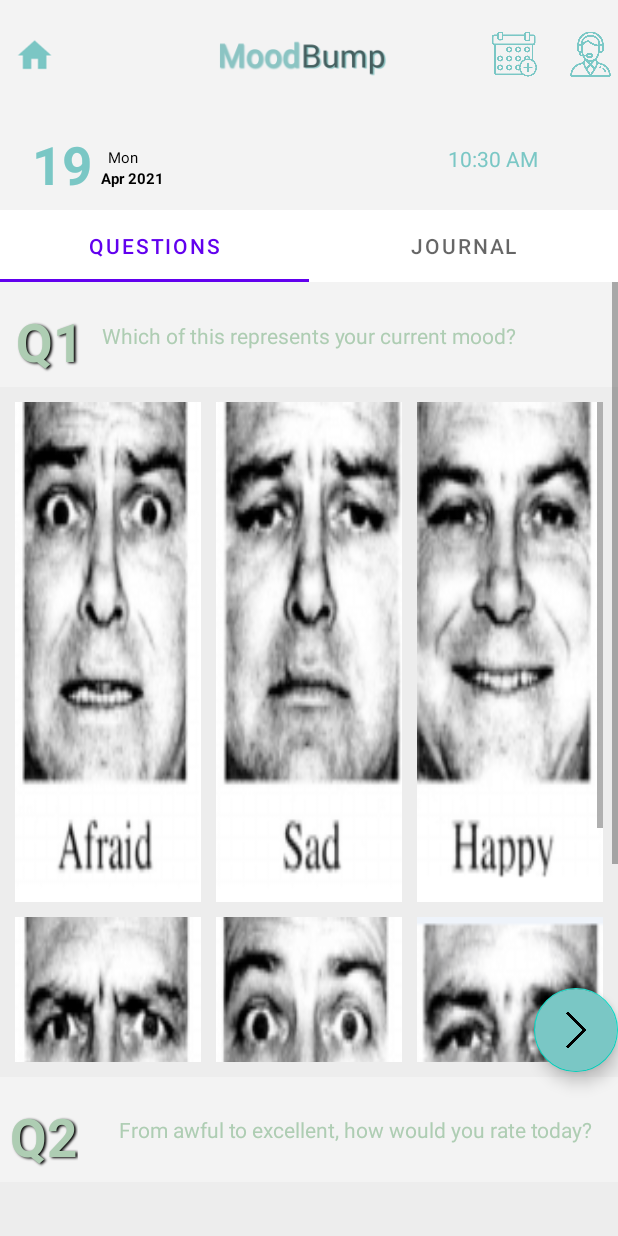
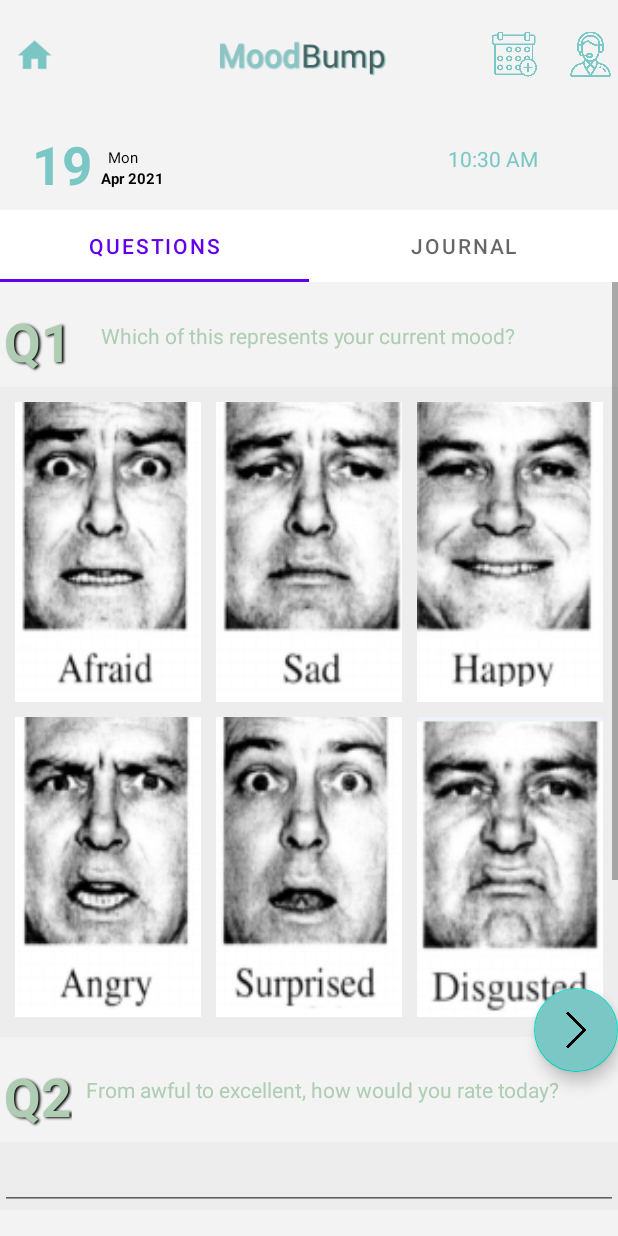
Before and after one commit to blxyon/moodBump, an Android app: the QuestionsFrag screen opened directly, with no data from a screen before it, on a phone screen of 412 x 824 dp. Run offline under Robolectric (Android 15) with nearby library versions, the phone set to English and light mode, and no system bars.

Commit message:
loads of bug fixings

```diff
--- a/front-endAndroid/app/src/main/java/com/unientrepproj/entrep/ResultClasses/ResultActivity.java
+++ b/front-endAndroid/app/src/main/java/com/unientrepproj/entrep/ResultClasses/ResultActivity.java
@@ -1,5 +1,6 @@
 package com.unientrepproj.entrep.ResultClasses;
 
+import android.annotation.SuppressLint;
 import android.content.Intent;
 import android.graphics.Bitmap;
 import android.graphics.BitmapFactory;
@@ -149,8 +150,10 @@ public class ResultActivity extends AppCompatActivity {
 //            return null;
 //        }
 //    }
+    @SuppressLint("ResourceAsColor")
     public void flipperQuotes(String quote){
         TextView textView=new TextView(this);
+        textView.setTextColor(R.color.black);
         textView.setGravity(Gravity.CENTER);
         textView.setText(quote);
 
--- a/front-endAndroid/app/src/main/java/com/unientrepproj/entrep/TabsClasses/QuestionsFrag.java
+++ b/front-endAndroid/app/src/main/java/com/unientrepproj/entrep/TabsClasses/QuestionsFrag.java
@@ -33,6 +33,7 @@ public class QuestionsFrag extends Fragment {
     int image[] = {R.mipmap.afraid,R.mipmap.sad,R.mipmap.happy2, R.mipmap.angry,R.mipmap.surprised,R.mipmap.disgusted};
     String emotions[]={"afraid","sad","happy","angry","surprised","disgusted"};
     ArrayList<imageModel> arrayList;
+    questionImagesAdapter adapter;
     View v;
     @Override
     public View onCreateView(LayoutInflater inflater, ViewGroup container,
@@ -50,8 +51,8 @@ public class QuestionsFrag extends Fragment {
             arrayList.add(imagemodel);
         }
 
-        questionImagesAdapter adpter= new questionImagesAdapter(getActivity().getApplicationContext(), arrayList);
-        gridView.setAdapter(adpter);
+        adapter= new questionImagesAdapter(getActivity().getApplicationContext(), arrayList);
+        gridView.setAdapter(adapter);
         //item click listner
         gridView.setOnItemClickListener(new AdapterView.OnItemClickListener() {
             @Override
@@ -60,7 +61,7 @@ public class QuestionsFrag extends Fragment {
             }
         });
 
-
+        setDynamicHeight();
         FloatingActionButton button=v.findViewById(R.id.submit_quest);
         button.setOnClickListener(new View.OnClickListener() {
             @Override
@@ -122,4 +123,29 @@ public class QuestionsFrag extends Fragment {
 
         return s;
     }
+    private void setDynamicHeight() {
+        if (adapter == null) {
+            // pre-condition
+            return;
+        }
+
+        int totalHeight = 0;
+        int items = adapter.getCount();
+        int rows = 0;
+
+        View listItem = adapter.getView(0, null, gridView);
+        listItem.measure(0, 0);
+        totalHeight = listItem.getMeasuredHeight();
+
+        float x = 1;
+        if( items > 5 ){
+            x = items/5;
+            rows = (int) (x + 1);
+            totalHeight *= rows;
+        }
+
+        ViewGroup.LayoutParams params = gridView.getLayoutParams();
+        params.height = totalHeight+20;
+        gridView.setLayoutParams(params);
+    }
 }
--- a/front-endAndroid/app/src/main/java/com/unientrepproj/entrep/TabsClasses/questionImagesAdapter.java
+++ b/front-endAndroid/app/src/main/java/com/unientrepproj/entrep/TabsClasses/questionImagesAdapter.java
@@ -43,8 +43,8 @@ public class questionImagesAdapter extends BaseAdapter {
         }
         ImageView imageView;
         imageView = (ImageView) convertView.findViewById(R.id.image);
-        imageView.getLayoutParams().height = 500;
-        imageView.getLayoutParams().width = 500;
+        imageView.getLayoutParams().height = 300;
+        imageView.getLayoutParams().width = 300;
         imageView.setImageResource(arrayList.get(position).getmThumbIds());
         return convertView;
     }
--- a/front-endAndroid/app/src/main/res/layout/fragment_questions.xml
+++ b/front-endAndroid/app/src/main/res/layout/fragment_questions.xml
@@ -21,7 +21,7 @@
         <include layout="@layout/question"></include>
         <GridView
             android:id="@+id/girdviewQuestionAnswers"
-            android:layout_height="440dp"
+            android:layout_height="wrap_content"
             android:layout_width="match_parent"
             android:layout_margin="10dp"
             android:columnWidth="100dp"
@@ -41,16 +41,19 @@
         <RadioGroup
             android:layout_width="match_parent"
             android:layout_height="match_parent"
-            android:textColor="@color/black"
             android:textColorHint="@color/black">
 
         <RadioButton
             android:layout_width="wrap_content"
             android:layout_height="wrap_content"
+            android:textColor="@color/black"
+            android:textColorHint="@color/black"
             android:text="Yes"></RadioButton>
         <RadioButton
             android:layout_width="wrap_content"
             android:layout_height="wrap_content"
+            android:textColor="@color/black"
+            android:textColorHint="@color/black"
             android:text="No, I don't know"></RadioButton>
         </RadioGroup>
 
--- a/front-endAndroid/app/src/main/res/layout/question.xml
+++ b/front-endAndroid/app/src/main/res/layout/question.xml
@@ -12,12 +12,11 @@
         android:layout_width="match_parent"
         android:layout_height="match_parent" >
 
+
         <TextView
             android:id="@+id/textView4"
             android:layout_width="45dp"
             android:layout_height="46dp"
-            android:layout_marginStart="16dp"
-            android:layout_marginLeft="16dp"
             android:layout_marginTop="16dp"
             android:layout_marginEnd="17dp"
             android:layout_marginRight="17dp"
@@ -32,10 +31,11 @@
             android:textSize="35dp"
             android:textStyle="bold"
             app:layout_constraintBottom_toBottomOf="parent"
-            app:layout_constraintEnd_toStartOf="@+id/textView7"
+            app:layout_constraintEnd_toEndOf="parent"
+            app:layout_constraintHorizontal_bias="0.008"
             app:layout_constraintStart_toStartOf="parent"
-            app:layout_constraintTop_toTopOf="parent" />
-
+            app:layout_constraintTop_toTopOf="parent"
+            app:layout_constraintVertical_bias="1.0" />
 
         <TextView
             android:id="@+id/textView7"
@@ -47,7 +47,9 @@
             android:textColor="#aecdb3"
             app:layout_constraintBottom_toBottomOf="parent"
             app:layout_constraintEnd_toEndOf="parent"
-            app:layout_constraintStart_toStartOf="parent"
-            app:layout_constraintTop_toTopOf="parent" />
+            app:layout_constraintHorizontal_bias="0.22"
+            app:layout_constraintStart_toEndOf="@+id/textView4"
+            app:layout_constraintTop_toTopOf="parent"
+            app:layout_constraintVertical_bias="0.0" />
     </androidx.constraintlayout.widget.ConstraintLayout>
 </androidx.appcompat.widget.Toolbar>
--- a/front-endAndroid/app/src/main/res/layout/question_2.xml
+++ b/front-endAndroid/app/src/main/res/layout/question_2.xml
@@ -29,8 +29,8 @@
             android:textSize="35dp"
             android:textStyle="bold"
             app:layout_constraintBottom_toBottomOf="parent"
-            app:layout_constraintEnd_toStartOf="@+id/textView7"
-            app:layout_constraintHorizontal_bias="0.187"
+            app:layout_constraintEnd_toEndOf="parent"
+            app:layout_constraintHorizontal_bias="0.008"
             app:layout_constraintStart_toStartOf="parent"
             app:layout_constraintTop_toTopOf="parent"
             app:layout_constraintVertical_bias="0.0" />
@@ -45,8 +45,8 @@
             android:textColor="#aecdb3"
             app:layout_constraintBottom_toBottomOf="parent"
             app:layout_constraintEnd_toEndOf="parent"
-            app:layout_constraintHorizontal_bias="0.827"
-            app:layout_constraintStart_toStartOf="parent"
+            app:layout_constraintHorizontal_bias="0.2"
+            app:layout_constraintStart_toEndOf="@+id/textView4"
             app:layout_constraintTop_toTopOf="parent"
             app:layout_constraintVertical_bias="1.0" />
     </androidx.constraintlayout.widget.ConstraintLayout>
--- a/front-endAndroid/app/src/main/res/layout/question_3.xml
+++ b/front-endAndroid/app/src/main/res/layout/question_3.xml
@@ -17,8 +17,6 @@
             android:id="@+id/textView4"
             android:layout_width="45dp"
             android:layout_height="46dp"
-            android:layout_marginStart="16dp"
-            android:layout_marginLeft="16dp"
             android:layout_marginTop="16dp"
             android:layout_marginEnd="17dp"
             android:layout_marginRight="17dp"
@@ -33,7 +31,7 @@
             android:textSize="35dp"
             android:textStyle="bold"
             app:layout_constraintBottom_toBottomOf="parent"
-            app:layout_constraintEnd_toStartOf="@+id/textView7"
+            app:layout_constraintEnd_toEndOf="parent"
             app:layout_constraintHorizontal_bias="0.0"
             app:layout_constraintStart_toStartOf="parent"
             app:layout_constraintTop_toTopOf="parent"
@@ -49,8 +47,8 @@
             android:textColor="#aecdb3"
             app:layout_constraintBottom_toBottomOf="parent"
             app:layout_constraintEnd_toEndOf="parent"
-            app:layout_constraintHorizontal_bias="0.434"
-            app:layout_constraintStart_toStartOf="parent"
+            app:layout_constraintHorizontal_bias="0.05"
+            app:layout_constraintStart_toEndOf="@+id/textView4"
             app:layout_constraintTop_toTopOf="parent"
             app:layout_constraintVertical_bias="0.0" />
     </androidx.constraintlayout.widget.ConstraintLayout>
--- a/front-endAndroid/app/src/main/res/layout/results_activity.xml
+++ b/front-endAndroid/app/src/main/res/layout/results_activity.xml
@@ -21,6 +21,8 @@
             android:text="Based on your results:"
             android:layout_height="wrap_content"
             android:layout_width="wrap_content"
+            android:textColor="@color/black"
+            android:textColorHint="@color/black"
             android:textSize="20sp"/>
         <TextView
             android:id="@+id/textView2"
@@ -28,6 +30,8 @@
             android:layout_height="wrap_content"
             android:layout_width="match_parent"
             android:textSize="16sp"
+            android:textColor="@color/black"
+            android:textColorHint="@color/black"
             android:textAlignment="center"
             android:gravity="center_horizontal" />
         <GridView
```
Also changed, not shown: front-endAndroid/app/src/main/res/layout/contact_activity.xml (+14 -2 lines), front-endAndroid/app/src/main/res/layout/question_4.xml (+9 -7 lines), front-endAndroid/app/src/main/res/layout/question_5.xml (+9 -7 lines).
